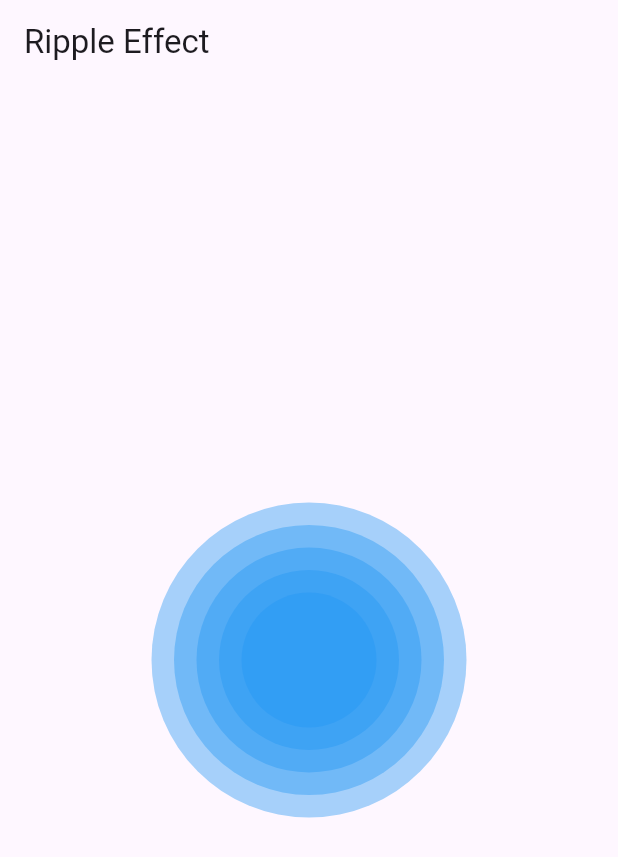
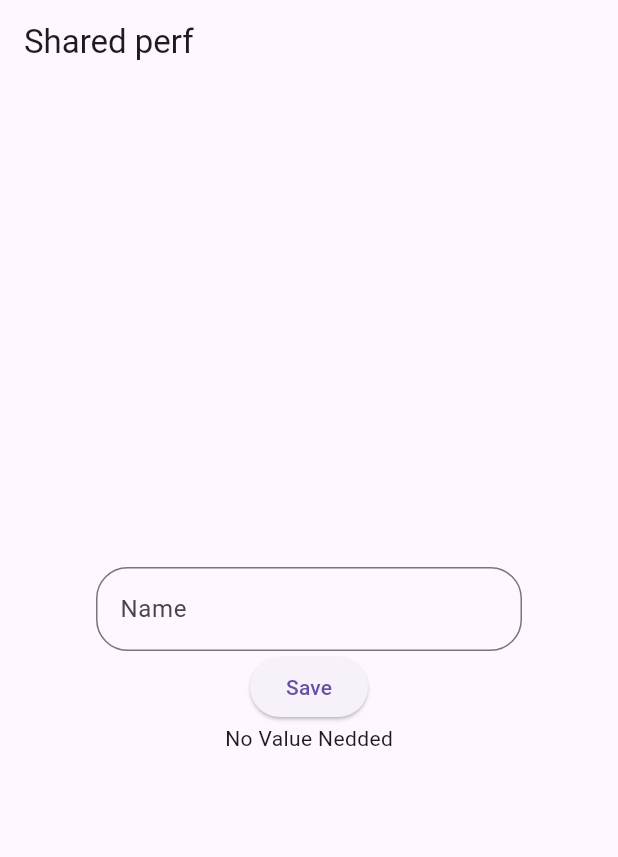
Before and after one commit to KhadeejaArshad/FlutterPractice, a Flutter app: the first screen one second after launch, on a phone screen of 412 x 824 dp. Shown: the top 857 px of the screen. Run offline on Flutter 3.47's test engine with Material 3 defaults, Android fonts, the phone set to English and light mode, and no system bars; our stand-ins replace font_awesome_flutter, shared_preferences.

Commit message:
Shared Preference practice

```diff
--- a/lib/Course1/main.dart
+++ b/lib/Course1/main.dart
@@ -8,6 +8,7 @@ import 'package:untitled/Course2/pages/3DList.dart';
 import 'package:untitled/Course2/pages/Clippers.dart';
 import 'package:untitled/Course2/pages/Gradient.dart';
 import 'package:untitled/Course2/pages/RippleEffect.dart';
+import 'package:untitled/Course2/pages/Shared_preference.dart';
 import 'package:untitled/Course2/pages/animated.dart';
 import 'package:untitled/Course2/pages/homepage.dart';
 import 'package:untitled/Course2/pages/range.dart';
@@ -31,7 +32,8 @@ void main() {
       // home: Clippers(),
       // home: GradientPage(),
       // home: TweenAnimation(),
-      home: RippleEffect(),
+      // home: RippleEffect(),
+      home: SharedPreference(),
     ),
   );
 }
--- /dev/null
+++ b/lib/Course2/pages/Shared_preference.dart
@@ -0,0 +1,66 @@
+import 'package:flutter/material.dart';
+import 'package:shared_preferences/shared_preferences.dart';
+
+class SharedPreference extends StatefulWidget {
+  const SharedPreference({super.key});
+
+  @override
+  State<SharedPreference> createState() => _SharedPreferenceState();
+}
+
+class _SharedPreferenceState extends State<SharedPreference> {
+  var nameController = TextEditingController();
+  var nameValue = "";
+
+  @override
+  void initState() {
+    // TODO: implement initState
+    super.initState();
+    getValue();
+  }
+
+  @override
+  Widget build(BuildContext context) {
+    return Scaffold(
+      appBar: AppBar(title: Text('Shared perf')),
+      body: Center(
+        child: Container(
+          width: 300,
+          child: Column(
+            mainAxisAlignment: MainAxisAlignment.center,
+            children: [
+              Padding(
+                padding: const EdgeInsets.symmetric(horizontal: 8.0),
+                child: TextField(
+                  controller: nameController,
+                  decoration: InputDecoration(
+                    label: Text('Name'),
+                    border: OutlineInputBorder(
+                      borderRadius: BorderRadius.circular(21),
+                    ),
+                  ),
+                ),
+              ),
+              ElevatedButton(
+                onPressed: () async {
+                  var name = nameController.text.toString();
+                  var prefs = await SharedPreferences.getInstance();
+                  prefs.setString("name", name);
+                },
+                child: Text('Save'),
+              ),
+              Text(nameValue),
+            ],
+          ),
+        ),
+      ),
+    );
+  }
+
+  void getValue() async {
+    var prefs = await SharedPreferences.getInstance();
+    var getName = prefs.getString("name");
+    nameValue = getName ?? 'No Value Nedded';
+    setState(() {});
+  }
+}
--- a/pubspec.yaml
+++ b/pubspec.yaml
@@ -36,6 +36,7 @@ dependencies:
   cupertino_icons: ^1.0.8
   intl: ^0.20.2
   font_awesome_flutter: ^10.8.0
+  shared_preferences: ^2.5.3
 
 dev_dependencies:
   flutter_test:
```
Also changed, not shown: pubspec.lock, 1 other file.
